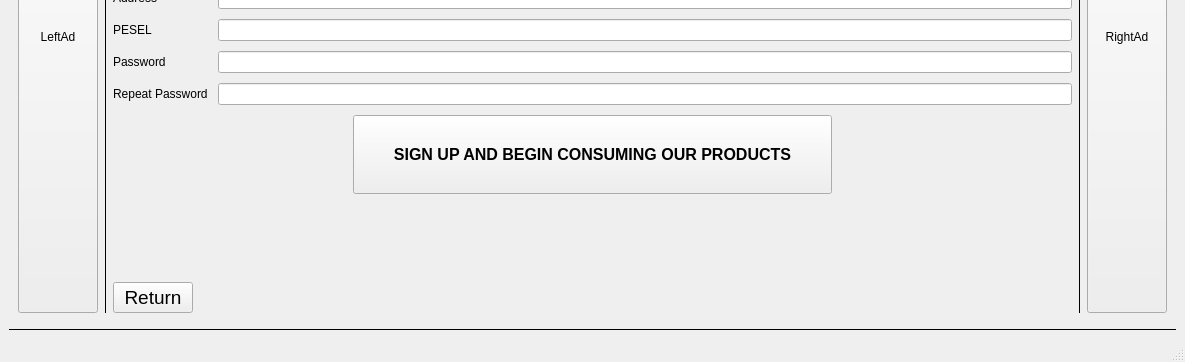
This is mainwindow.ui in hnowakowski/Online-shop-simulator as Qt 5 draws it before an edit; both pictures show x 0 to 1185 and y 294 to 656 of the 1185 by 656 pixel window. The edited form follows.
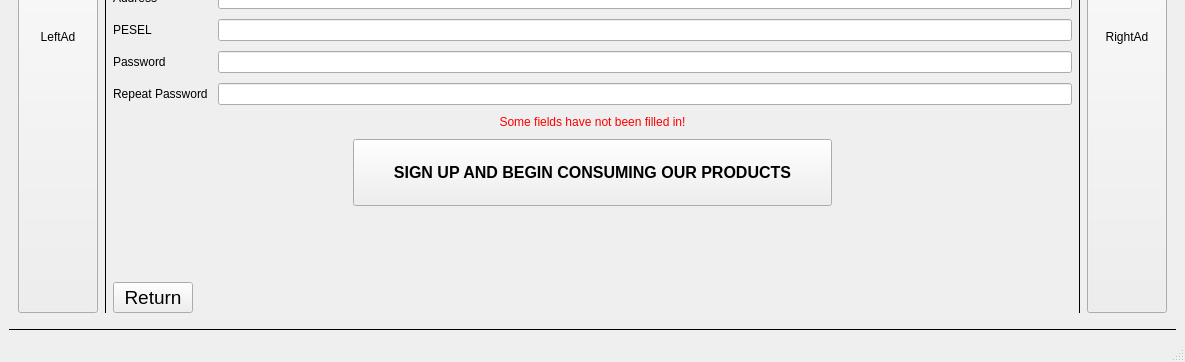
This is the edited form. The open tabs and pages were chosen to show the change.

Commit message:
creating new users on sign up page (somewhat unfinished)
no saving to files yet, also theres a bug where the cart does not get cleared after buying products (i'll fix it tomorrow)

```diff
--- a/mainwindow.ui
+++ b/mainwindow.ui
@@ -608,7 +608,7 @@
            </widget>
           </item>
           <item>
-           <layout class="QVBoxLayout" name="verticalLayout_5" stretch="1,1,1,1,0">
+           <layout class="QVBoxLayout" name="verticalLayout_5" stretch="1,1,0,1,1,0">
             <property name="spacing">
              <number>10</number>
             </property>
@@ -732,6 +732,19 @@
               </item>
              </layout>
             </item>
+            <item>
+             <widget class="QLabel" name="labelSignUpBadData">
+              <property name="styleSheet">
+               <string notr="true">color: red;</string>
+              </property>
+              <property name="text">
+               <string>Some fields have not been filled in!</string>
+              </property>
+              <property name="alignment">
+               <set>Qt::AlignmentFlag::AlignCenter</set>
+              </property>
+             </widget>
+            </item>
             <item>
              <layout class="QHBoxLayout" name="horizontalLayout_6" stretch="1,2,1">
               <item>
```
Left out of the diff: 4 changed lines with no effect on the pictures. The commit also changes 3 other files.
